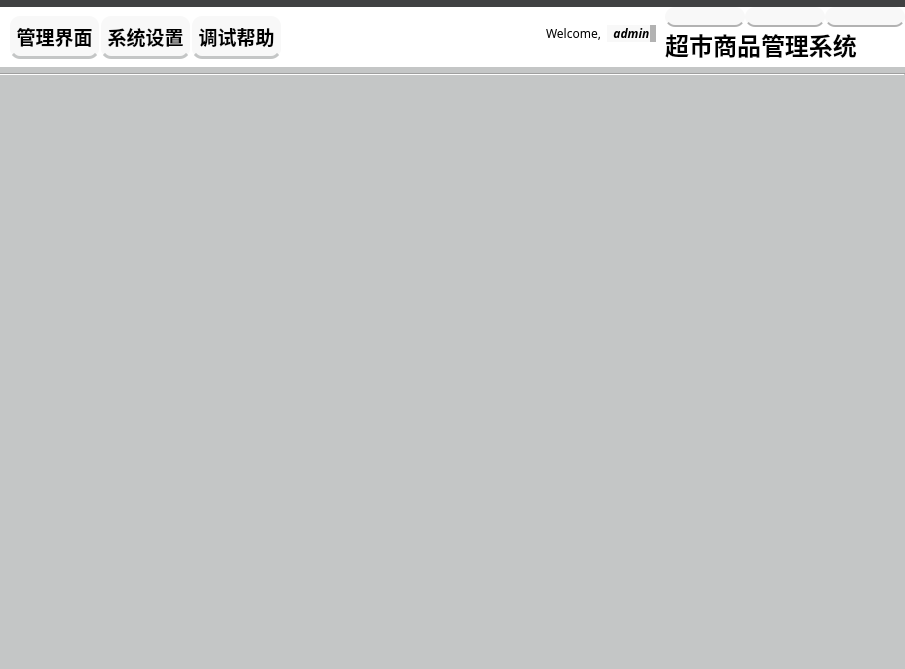
Before: the Qt Designer form main/mainwidget.ui in ylxcvvan/Supermarket-Commodity-Management-System, drawn with Qt 5.
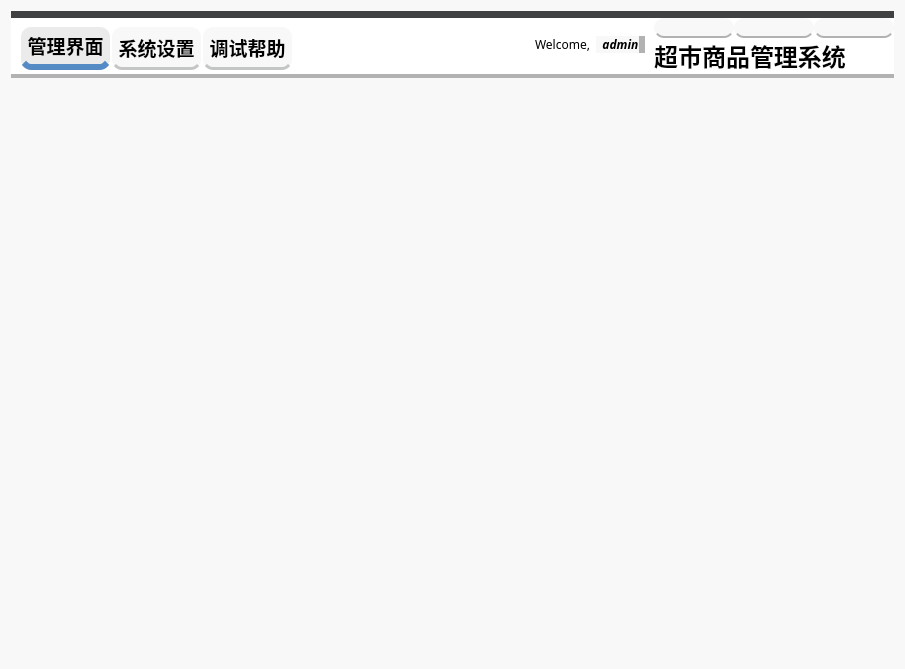
After: the same form once the commit is applied. Icons and pictures are not drawn.

Commit message: 整改ui界面

```diff
--- a/main/mainwidget.ui
+++ b/main/mainwidget.ui
@@ -16,24 +16,12 @@
   <property name="styleSheet">
    <string notr="true">QWidget#MainWidget {
 	   
-	background-color: rgb(196, 198, 198);
+	background-color: rgb(248, 248, 248);
 
 }
 </string>
   </property>
   <layout class="QVBoxLayout" name="verticalLayout">
-   <property name="leftMargin">
-    <number>0</number>
-   </property>
-   <property name="topMargin">
-    <number>0</number>
-   </property>
-   <property name="rightMargin">
-    <number>0</number>
-   </property>
-   <property name="bottomMargin">
-    <number>6</number>
-   </property>
    <item>
     <widget class="QWidget" name="widgetTitle" native="true">
      <property name="sizePolicy">
@@ -46,6 +34,7 @@
       <string notr="true">#widgetTitle {
     background-color: rgb(255, 255, 255);
     border-top: 7px solid rgb(64, 65, 66);
+	border-bottom: 4px solid rgb(178, 178, 178);
 }
 </string>
      </property>
@@ -139,6 +128,9 @@
            <property name="checkable">
             <bool>true</bool>
            </property>
+           <property name="checked">
+            <bool>true</bool>
+           </property>
            <property name="toolButtonStyle">
             <enum>Qt::ToolButtonTextUnderIcon</enum>
            </property>
@@ -628,7 +620,7 @@
         <item>
          <widget class="QLabel" name="label_2">
           <property name="sizePolicy">
-           <sizepolicy hsizetype="Fixed" vsizetype="Fixed">
+           <sizepolicy hsizetype="Fixed" vsizetype="Expanding">
             <horstretch>0</horstretch>
             <verstretch>0</verstretch>
            </sizepolicy>
@@ -655,13 +647,6 @@
      </layout>
     </widget>
    </item>
-   <item>
-    <widget class="Line" name="line">
-     <property name="orientation">
-      <enum>Qt::Horizontal</enum>
-     </property>
-    </widget>
-   </item>
    <item>
     <widget class="QStackedWidget" name="stackedWidget"/>
    </item>
```
The commit also changes 6 other files.
